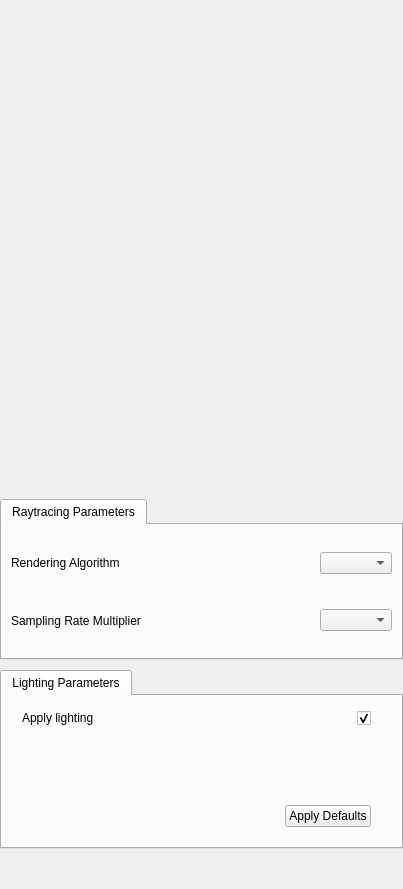
Qt form apps/vaporgui/VolumeAppearanceGUI.ui (StasJ/vapor-formatted) before a commit.
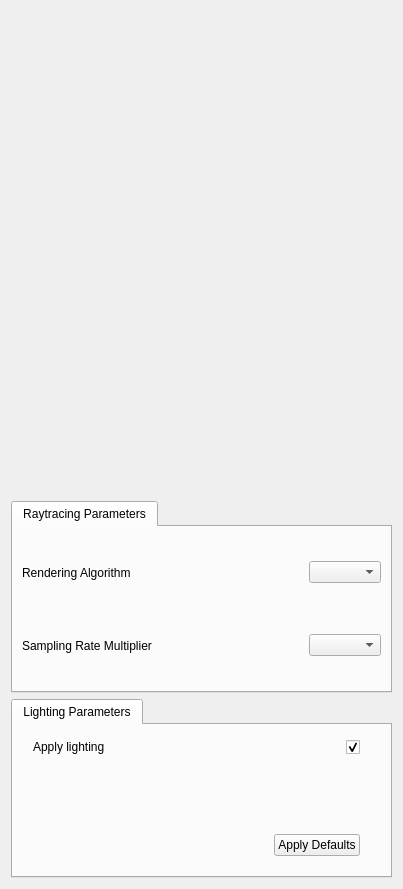
The same form after that commit. Custom widgets are drawn as their Qt base class.

Patch:
```diff
--- a/apps/vaporgui/VolumeAppearanceGUI.ui
+++ b/apps/vaporgui/VolumeAppearanceGUI.ui
@@ -11,7 +11,7 @@
    </rect>
   </property>
   <property name="sizePolicy">
-   <sizepolicy hsizetype="Minimum" vsizetype="Minimum">
+   <sizepolicy hsizetype="Expanding" vsizetype="Minimum">
     <horstretch>0</horstretch>
     <verstretch>0</verstretch>
    </sizepolicy>
@@ -34,36 +34,7 @@
   <property name="whatsThis">
    <string>&lt;html&gt;&lt;head/&gt;&lt;body&gt;&lt;p&gt;These options concern the appearance of Two-D renderer&lt;/p&gt;&lt;/body&gt;&lt;/html&gt;</string>
   </property>
-  <layout class="QHBoxLayout" name="horizontalLayout">
-   <property name="spacing">
-    <number>0</number>
-   </property>
-   <property name="sizeConstraint">
-    <enum>QLayout::SetMaximumSize</enum>
-   </property>
-   <property name="leftMargin">
-    <number>0</number>
-   </property>
-   <property name="topMargin">
-    <number>0</number>
-   </property>
-   <property name="rightMargin">
-    <number>0</number>
-   </property>
-   <property name="bottomMargin">
-    <number>0</number>
-   </property>
-   <item>
-    <layout class="QVBoxLayout" name="verticalLayout" stretch="0,0,0,0">
-     <property name="spacing">
-      <number>10</number>
-     </property>
-     <property name="sizeConstraint">
-      <enum>QLayout::SetMaximumSize</enum>
-     </property>
-     <property name="topMargin">
-      <number>5</number>
-     </property>
+  <layout class="QVBoxLayout" name="verticalLayout">
      <item>
       <widget class="TFWidget" name="_TFWidget" native="true">
        <property name="sizePolicy">
@@ -474,24 +445,6 @@
         </layout>
        </widget>
       </widget>
-     </item>
-     <item>
-      <spacer name="verticalSpacer">
-       <property name="orientation">
-        <enum>Qt::Vertical</enum>
-       </property>
-       <property name="sizeType">
-        <enum>QSizePolicy::Maximum</enum>
-       </property>
-       <property name="sizeHint" stdset="0">
-        <size>
-         <width>20</width>
-         <height>40</height>
-        </size>
-       </property>
-      </spacer>
-     </item>
-    </layout>
    </item>
   </layout>
  </widget>
```
Lines whose indentation alone changed are shown as unchanged.
